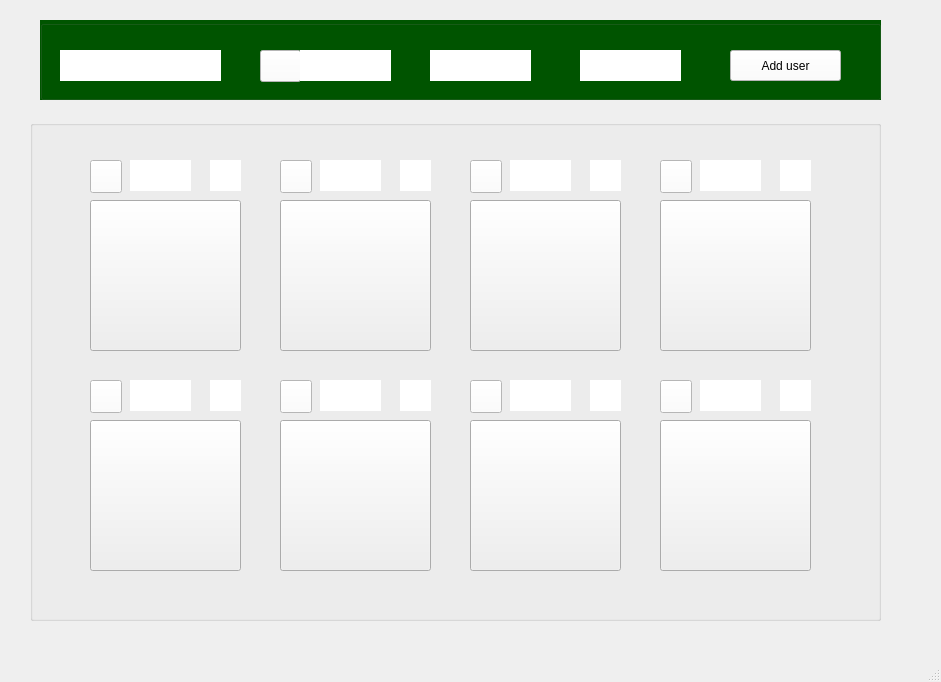
First picture: the form in gamepage.ui, repository KiarashDalir2003/FarmManagementProject, before the edit.
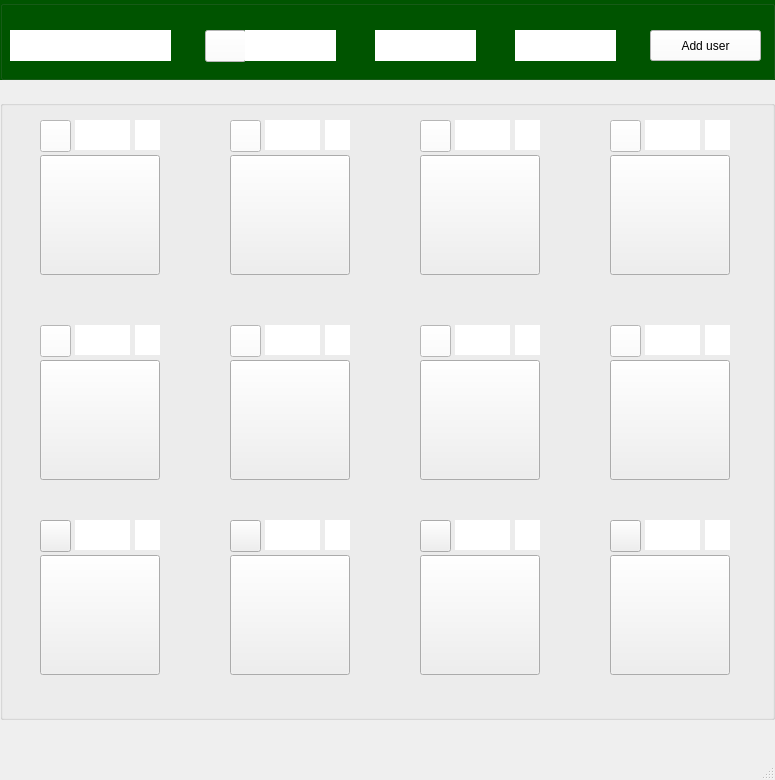
Second picture: the form after the edit. Icons and pictures are not drawn.

Commit message: edit graphic of the gameboard. number of farm increase to 12.

What changed in the file:
```diff
--- a/gamepage.ui
+++ b/gamepage.ui
@@ -6,8 +6,8 @@
    <rect>
     <x>0</x>
     <y>0</y>
-    <width>941</width>
-    <height>682</height>
+    <width>775</width>
+    <height>780</height>
    </rect>
   </property>
   <property name="windowTitle">
@@ -17,9 +17,9 @@
    <widget class="QGroupBox" name="toolBarGroupBox">
     <property name="geometry">
      <rect>
-      <x>40</x>
-      <y>20</y>
-      <width>841</width>
+      <x>0</x>
+      <y>0</y>
+      <width>775</width>
       <height>80</height>
      </rect>
     </property>
@@ -32,7 +32,7 @@
     <widget class="QLabel" name="userIconLabel">
      <property name="geometry">
       <rect>
-       <x>20</x>
+       <x>10</x>
        <y>30</y>
        <width>41</width>
        <height>31</height>
@@ -48,7 +48,7 @@
     <widget class="QLabel" name="usernameLabel">
      <property name="geometry">
       <rect>
-       <x>60</x>
+       <x>50</x>
        <y>30</y>
        <width>121</width>
        <height>31</height>
@@ -64,7 +64,7 @@
     <widget class="QPushButton" name="addWorkerbtn">
      <property name="geometry">
       <rect>
-       <x>220</x>
+       <x>205</x>
        <y>30</y>
        <width>41</width>
        <height>32</height>
@@ -80,7 +80,7 @@
     <widget class="QLabel" name="workerLabel">
      <property name="geometry">
       <rect>
-       <x>300</x>
+       <x>285</x>
        <y>30</y>
        <width>51</width>
        <height>31</height>
@@ -96,7 +96,7 @@
     <widget class="QLabel" name="timerLabel">
      <property name="geometry">
       <rect>
-       <x>430</x>
+       <x>415</x>
        <y>30</y>
        <width>61</width>
        <height>31</height>
@@ -118,7 +118,7 @@
     <widget class="QLabel" name="coinsLabel">
      <property name="geometry">
       <rect>
-       <x>580</x>
+       <x>555</x>
        <y>30</y>
        <width>61</width>
        <height>31</height>
@@ -134,7 +134,7 @@
     <widget class="QLabel" name="clockIconLabel">
      <property name="geometry">
       <rect>
-       <x>390</x>
+       <x>375</x>
        <y>30</y>
        <width>41</width>
        <height>31</height>
@@ -150,7 +150,7 @@
     <widget class="QLabel" name="coinIconLabel">
      <property name="geometry">
       <rect>
-       <x>540</x>
+       <x>515</x>
        <y>30</y>
        <width>41</width>
        <height>31</height>
@@ -166,7 +166,7 @@
     <widget class="QLabel" name="worketIconLabel">
      <property name="geometry">
       <rect>
-       <x>260</x>
+       <x>245</x>
        <y>30</y>
        <width>41</width>
        <height>31</height>
@@ -182,7 +182,7 @@
     <widget class="QPushButton" name="pushButton">
      <property name="geometry">
       <rect>
-       <x>690</x>
+       <x>650</x>
        <y>30</y>
        <width>111</width>
        <height>31</height>
@@ -200,10 +200,10 @@
    <widget class="QGroupBox" name="GameBoardGroupBox">
     <property name="geometry">
      <rect>
-      <x>30</x>
-      <y>120</y>
-      <width>851</width>
-      <height>501</height>
+      <x>0</x>
+      <y>100</y>
+      <width>775</width>
+      <height>620</height>
      </rect>
     </property>
     <property name="styleSheet">
@@ -218,10 +218,10 @@
     <widget class="QPushButton" name="Farm5btn">
      <property name="geometry">
       <rect>
-       <x>630</x>
-       <y>300</y>
-       <width>151</width>
-       <height>151</height>
+       <x>610</x>
+       <y>260</y>
+       <width>120</width>
+       <height>120</height>
       </rect>
      </property>
      <property name="text">
@@ -231,10 +231,10 @@
     <widget class="QPushButton" name="Farm6btn">
      <property name="geometry">
       <rect>
-       <x>440</x>
-       <y>300</y>
-       <width>151</width>
-       <height>151</height>
+       <x>420</x>
+       <y>260</y>
+       <width>120</width>
+       <height>120</height>
       </rect>
      </property>
      <property name="text">
@@ -244,10 +244,10 @@
     <widget class="QPushButton" name="Farm4btn">
      <property name="geometry">
       <rect>
-       <x>60</x>
-       <y>80</y>
-       <width>151</width>
-       <height>151</height>
+       <x>40</x>
+       <y>55</y>
+       <width>120</width>
+       <height>120</height>
       </rect>
      </property>
      <property name="text">
@@ -257,10 +257,10 @@
     <widget class="QPushButton" name="Farm8btn">
      <property name="geometry">
       <rect>
-       <x>60</x>
-       <y>300</y>
-       <width>151</width>
-       <height>151</height>
+       <x>40</x>
+       <y>260</y>
+       <width>120</width>
+       <height>120</height>
       </rect>
      </property>
      <property name="text">
@@ -270,10 +270,10 @@
     <widget class="QPushButton" name="Farm7btn">
      <property name="geometry">
       <rect>
-       <x>250</x>
-       <y>300</y>
-       <width>151</width>
-       <height>151</height>
+       <x>230</x>
+       <y>260</y>
+       <width>120</width>
+       <height>120</height>
       </rect>
      </property>
      <property name="text">
@@ -283,10 +283,10 @@
     <widget class="QPushButton" name="Farm3btn">
      <property name="geometry">
       <rect>
-       <x>250</x>
-       <y>80</y>
-       <width>151</width>
-       <height>151</height>
+       <x>230</x>
+       <y>55</y>
+       <width>120</width>
+       <height>120</height>
       </rect>
      </property>
      <property name="text">
@@ -296,10 +296,10 @@
     <widget class="QPushButton" name="Farm2btn">
      <property name="geometry">
       <rect>
-       <x>440</x>
-       <y>80</y>
-       <width>151</width>
-       <height>151</height>
+       <x>420</x>
+       <y>55</y>
+       <width>120</width>
+       <height>120</height>
       </rect>
      </property>
      <property name="text">
@@ -309,10 +309,10 @@
     <widget class="QPushButton" name="Farm1btn">
      <property name="geometry">
       <rect>
-       <x>630</x>
-       <y>80</y>
-       <width>151</width>
-       <height>151</height>
+       <x>610</x>
+       <y>55</y>
+       <width>120</width>
+       <height>120</height>
       </rect>
      </property>
      <property name="text">
@@ -322,10 +322,10 @@
     <widget class="QLabel" name="timeLabel_2">
      <property name="geometry">
       <rect>
-       <x>560</x>
-       <y>40</y>
-       <width>31</width>
-       <height>31</height>
+       <x>515</x>
+       <y>20</y>
+       <width>25</width>
+       <height>30</height>
       </rect>
      </property>
      <property name="styleSheet">
@@ -341,10 +341,10 @@
     <widget class="QLabel" name="timeLabel_4">
      <property name="geometry">
       <rect>
-       <x>180</x>
-       <y>40</y>
-       <width>31</width>
-       <height>31</height>
+       <x>135</x>
+       <y>20</y>
+       <width>25</width>
+       <height>30</height>
       </rect>
      </property>
      <property name="styleSheet">
@@ -360,10 +360,10 @@
     <widget class="QLabel" name="timeLabel_8">
      <property name="geometry">
       <rect>
-       <x>180</x>
-       <y>260</y>
-       <width>31</width>
-       <height>31</height>
+       <x>135</x>
+       <y>225</y>
+       <width>25</width>
+       <height>30</height>
       </rect>
      </property>
      <property name="styleSheet">
@@ -379,10 +379,10 @@
     <widget class="QLabel" name="timeLabel_6">
      <property name="geometry">
       <rect>
-       <x>560</x>
-       <y>260</y>
-       <width>31</width>
-       <height>31</height>
+       <x>515</x>
+       <y>225</y>
+       <width>25</width>
+       <height>30</height>
       </rect>
      </property>
      <property name="styleSheet">
@@ -398,10 +398,10 @@
     <widget class="QLabel" name="timeLabel_7">
      <property name="geometry">
       <rect>
-       <x>370</x>
-       <y>260</y>
-       <width>31</width>
-       <height>31</height>
+       <x>325</x>
+       <y>225</y>
+       <width>25</width>
+       <height>30</height>
       </rect>
      </property>
      <property name="styleSheet">
@@ -417,10 +417,10 @@
     <widget class="QLabel" name="timeLabel_5">
      <property name="geometry">
       <rect>
-       <x>750</x>
-       <y>260</y>
-       <width>31</width>
-       <height>31</height>
+       <x>705</x>
+       <y>225</y>
+       <width>25</width>
+       <height>30</height>
       </rect>
      </property>
      <property name="styleSheet">
@@ -436,10 +436,10 @@
     <widget class="QLabel" name="timeLabel_3">
      <property name="geometry">
       <rect>
-       <x>370</x>
-       <y>40</y>
-       <width>31</width>
-       <height>31</height>
+       <x>325</x>
+       <y>20</y>
+       <width>25</width>
+       <height>30</height>
       </rect>
      </property>
      <property name="styleSheet">
@@ -455,10 +455,10 @@
     <widget class="QLabel" name="coinLabel_2">
      <property name="geometry">
       <rect>
-       <x>480</x>
-       <y>40</y>
-       <width>31</width>
-       <height>31</height>
+       <x>455</x>
+       <y>20</y>
+       <width>30</width>
+       <height>30</height>
       </rect>
      </property>
      <property name="styleSheet">
@@ -471,10 +471,10 @@
     <widget class="QLabel" name="coinLabel_3">
      <property name="geometry">
       <rect>
-       <x>290</x>
-       <y>40</y>
-       <width>31</width>
-       <height>31</height>
+       <x>265</x>
+       <y>20</y>
+       <width>30</width>
+       <height>30</height>
       </rect>
      </property>
      <property name="styleSheet">
@@ -487,10 +487,10 @@
     <widget class="QLabel" name="coinLabel_4">
      <property name="geometry">
       <rect>
-       <x>100</x>
-       <y>40</y>
-       <width>31</width>
-       <height>31</height>
+       <x>75</x>
+       <y>20</y>
+       <width>30</width>
+       <height>30</height>
       </rect>
      </property>
      <property name="styleSheet">
@@ -503,10 +503,10 @@
     <widget class="QLabel" name="coinLabel_5">
      <property name="geometry">
       <rect>
-       <x>670</x>
-       <y>260</y>
-       <width>31</width>
-       <height>31</height>
+       <x>645</x>
+       <y>225</y>
+       <width>30</width>
+       <height>30</height>
       </rect>
      </property>
      <property name="styleSheet">
@@ -519,10 +519,10 @@
     <widget class="QLabel" name="coinLabel_6">
      <property name="geometry">
       <rect>
-       <x>480</x>
-       <y>260</y>
-       <width>31</width>
-       <height>31</height>
+       <x>455</x>
+       <y>225</y>
+       <width>30</width>
+       <height>30</height>
       </rect>
      </property>
      <property name="styleSheet">
@@ -535,10 +535,10 @@
     <widget class="QLabel" name="coinLabel_7">
      <property name="geometry">
       <rect>
-       <x>290</x>
-       <y>260</y>
-       <width>31</width>
-       <height>31</height>
+       <x>265</x>
+       <y>225</y>
+       <width>30</width>
+       <height>30</height>
       </rect>
      </property>
      <property name="styleSheet">
@@ -551,10 +551,10 @@
     <widget class="QLabel" name="coinLabel_8">
      <property name="geometry">
       <rect>
-       <x>100</x>
-       <y>260</y>
-       <width>31</width>
-       <height>31</height>
+       <x>75</x>
+       <y>225</y>
+       <width>30</width>
+       <height>30</height>
       </rect>
      </property>
      <property name="styleSheet">
@@ -567,10 +567,10 @@
     <widget class="QLabel" name="coinAmountLabel_2">
      <property name="geometry">
       <rect>
-       <x>510</x>
-       <y>40</y>
-       <width>31</width>
-       <height>31</height>
+       <x>485</x>
+       <y>20</y>
+       <width>25</width>
+       <height>30</height>
       </rect>
      </property>
      <property name="styleSheet">
@@ -586,10 +586,10 @@
     <widget class="QLabel" name="coinAmountLabel_3">
      <property name="geometry">
       <rect>
-       <x>320</x>
-       <y>40</y>
-       <width>31</width>
-       <height>31</height>
+       <x>295</x>
+       <y>20</y>
+       <width>25</width>
+       <height>30</height>
       </rect>
      </property>
      <property name="styleSheet">
@@ -605,10 +605,10 @@
     <widget class="QLabel" name="coinAmountLabel_4">
      <property name="geometry">
       <rect>
-       <x>130</x>
-       <y>40</y>
-       <width>31</width>
-       <height>31</height>
+       <x>105</x>
+       <y>20</y>
+       <width>25</width>
+       <height>30</height>
       </rect>
      </property>
      <property name="styleSheet">
@@ -624,10 +624,10 @@
     <widget class="QLabel" name="coinAmountLabel_5">
      <property name="geometry">
       <rect>
-       <x>700</x>
-       <y>260</y>
-       <width>31</width>
-       <height>31</height>
+       <x>675</x>
+       <y>225</y>
+       <width>25</width>
+       <height>30</height>
       </rect>
      </property>
      <property name="styleSheet">
@@ -643,10 +643,10 @@
     <widget class="QLabel" name="coinAmountLabel_6">
      <property name="geometry">
       <rect>
-       <x>510</x>
-       <y>260</y>
-       <width>31</width>
-       <height>31</height>
+       <x>485</x>
+       <y>225</y>
+       <width>25</width>
+       <height>30</height>
       </rect>
      </property>
      <property name="styleSheet">
@@ -662,10 +662,10 @@
     <widget class="QLabel" name="coinAmountLabel_8">
      <property name="geometry">
       <rect>
-       <x>130</x>
-       <y>260</y>
-       <width>31</width>
-       <height>31</height>
+       <x>105</x>
+       <y>225</y>
+       <width>25</width>
+       <height>30</height>
       </rect>
      </property>
      <property name="styleSheet">
@@ -681,10 +681,10 @@
     <widget class="QLabel" name="coinAmountLabel_7">
      <property name="geometry">
       <rect>
-       <x>320</x>
-       <y>260</y>
-       <width>31</width>
-       <height>31</height>
+       <x>295</x>
+       <y>225</y>
+       <width>25</width>
+       <height>30</height>
       </rect>
      </property>
      <property name="styleSheet">
@@ -700,10 +700,10 @@
     <widget class="QLabel" name="timeLabel_1">
      <property name="geometry">
       <rect>
-       <x>750</x>
-       <y>40</y>
-       <width>31</width>
-       <height>31</height>
+       <x>705</x>
+       <y>20</y>
+       <width>25</width>
+       <height>30</height>
       </rect>
      </property>
      <property name="styleSheet">
@@ -719,10 +719,10 @@
     <widget class="QLabel" name="coinLabel_1">
      <property name="geometry">
       <rect>
-       <x>670</x>
-       <y>40</y>
-       <width>31</width>
-       <height>31</height>
+       <x>645</x>
+       <y>20</y>
+       <width>30</width>
+       <height>30</height>
       </rect>
      </property>
      <property name="styleSheet">
@@ -735,10 +735,10 @@
     <widget class="QLabel" name="coinAmountLabel_1">
      <property name="geometry">
       <rect>
-       <x>700</x>
-       <y>40</y>
-       <width>31</width>
-       <height>31</height>
+       <x>675</x>
+       <y>20</y>
+       <width>25</width>
+       <height>30</height>
       </rect>
      </property>
      <property name="styleSheet">
@@ -754,10 +754,10 @@
     <widget class="QPushButton" name="productBTN_1">
      <property name="geometry">
       <rect>
-       <x>630</x>
-       <y>40</y>
-       <width>32</width>
-       <height>33</height>
+       <x>610</x>
+       <y>20</y>
+       <width>31</width>
+       <height>32</height>
       </rect>
      </property>
      <property name="styleSheet">
@@ -770,10 +770,10 @@
     <widget class="QPushButton" name="productBTN_2">
      <property name="geometry">
       <rect>
-       <x>440</x>
-       <y>40</y>
-       <width>32</width>
-       <height>33</height>
+       <x>420</x>
+       <y>20</y>
+       <width>31</width>
+       <height>32</height>
       </rect>
      </property>
      <property name="styleSheet">
@@ -786,10 +786,10 @@
     <widget class="QPushButton" name="productBTN_3">
      <property name="geometry">
       <rect>
-       <x>250</x>
-       <y>40</y>
-       <width>32</width>
-       <height>33</height>
+       <x>230</x>
+       <y>20</y>
+       <width>31</width>
+       <height>32</height>
       </rect>
      </property>
      <property name="styleSheet">
@@ -802,10 +802,10 @@
     <widget class="QPushButton" name="productBTN_4">
      <property name="geometry">
       <rect>
-       <x>60</x>
-       <y>40</y>
-       <width>32</width>
-       <height>33</height>
+       <x>40</x>
+       <y>20</y>
+       <width>31</width>
+       <height>32</height>
       </rect>
      </property>
      <property name="styleSheet">
@@ -818,10 +818,10 @@
     <widget class="QPushButton" name="productBTN_5">
      <property name="geometry">
       <rect>
-       <x>630</x>
-       <y>260</y>
-       <width>32</width>
-       <height>33</height>
+       <x>610</x>
+       <y>225</y>
+       <width>31</width>
+       <height>32</height>
       </rect>
      </property>
      <property name="styleSheet">
@@ -834,10 +834,10 @@
     <widget class="QPushButton" name="productBTN_6">
      <property name="geometry">
       <rect>
-       <x>440</x>
-       <y>260</y>
-       <width>32</width>
-       <height>33</height>
+       <x>420</x>
+       <y>225</y>
+       <width>31</width>
+       <height>32</height>
       </rect>
      </property>
      <property name="styleSheet">
@@ -850,10 +850,10 @@
     <widget class="QPushButton" name="productBTN_7">
      <property name="geometry">
       <rect>
-       <x>250</x>
-       <y>260</y>
-       <width>32</width>
-       <height>33</height>
+       <x>230</x>
+       <y>225</y>
+       <width>31</width>
+       <height>32</height>
       </rect>
      </property>
      <property name="styleSheet">
@@ -866,10 +866,306 @@
     <widget class="QPushButton" name="productBTN_8">
      <property name="geometry">
       <rect>
-       <x>60</x>
-       <y>260</y>
-       <width>32</width>
-       <height>33</height>
+       <x>40</x>
+       <y>225</y>
+       <width>31</width>
+       <height>32</height>
+      </rect>
+     </property>
+     <property name="styleSheet">
+      <string notr="true">background-color: rgb(255, 255, 255);</string>
+     </property>
+     <property name="text">
+      <string/>
+     </property>
+    </widget>
+    <widget class="QPushButton" name="Farm9btn">
+     <property name="geometry">
+      <rect>
+       <x>610</x>
+       <y>455</y>
+       <width>120</width>
+       <height>120</height>
+      </rect>
+     </property>
+     <property name="text">
+      <string/>
+     </property>
+    </widget>
+    <widget class="QPushButton" name="Farm10btn">
+     <property name="geometry">
+      <rect>
+       <x>420</x>
+       <y>455</y>
+       <width>120</width>
+       <height>120</height>
+      </rect>
+     </property>
+     <property name="text">
+      <string/>
+     </property>
+    </widget>
+    <widget class="QPushButton" name="Farm11btn">
+     <property name="geometry">
+      <rect>
+       <x>230</x>
+       <y>455</y>
+       <width>120</width>
+       <height>120</height>
+      </rect>
+     </property>
+     <property name="text">
+      <string/>
+     </property>
+    </widget>
+    <widget class="QPushButton" name="Farm12btn">
+     <property name="geometry">
+      <rect>
+       <x>40</x>
+       <y>455</y>
+       <width>120</width>
+       <height>120</height>
+      </rect>
+     </property>
+     <property name="text">
+      <string/>
+     </property>
+    </widget>
+    <widget class="QPushButton" name="productBTN_9">
+     <property name="geometry">
+      <rect>
+       <x>610</x>
+       <y>420</y>
+       <width>31</width>
+       <height>32</height>
+      </rect>
+     </property>
+     <property name="text">
+      <string/>
+     </property>
+    </widget>
+    <widget class="QPushButton" name="productBTN_10">
+     <property name="geometry">
+      <rect>
+       <x>420</x>
+       <y>420</y>
+       <width>31</width>
+       <height>32</height>
+      </rect>
+     </property>
+     <property name="text">
+      <string/>
+     </property>
+    </widget>
+    <widget class="QPushButton" name="productBTN_11">
+     <property name="geometry">
+      <rect>
+       <x>230</x>
+       <y>420</y>
+       <width>31</width>
+       <height>32</height>
+      </rect>
+     </property>
+     <property name="text">
+      <string/>
+     </property>
+    </widget>
+    <widget class="QPushButton" name="productBTN_12">
+     <property name="geometry">
+      <rect>
+       <x>40</x>
+       <y>420</y>
+       <width>31</width>
+       <height>32</height>
+      </rect>
+     </property>
+     <property name="text">
+      <string/>
+     </property>
+    </widget>
+    <widget class="QLabel" name="coinLabel_12">
+     <property name="geometry">
+      <rect>
+       <x>75</x>
+       <y>420</y>
+       <width>30</width>
+       <height>30</height>
+      </rect>
+     </property>
+     <property name="styleSheet">
+      <string notr="true">background-color: rgb(255, 255, 255);</string>
+     </property>
+     <property name="text">
+      <string/>
+     </property>
+    </widget>
+    <widget class="QLabel" name="coinLabel_11">
+     <property name="geometry">
+      <rect>
+       <x>265</x>
+       <y>420</y>
+       <width>30</width>
+       <height>30</height>
+      </rect>
+     </property>
+     <property name="styleSheet">
+      <string notr="true">background-color: rgb(255, 255, 255);</string>
+     </property>
+     <property name="text">
+      <string/>
+     </property>
+    </widget>
+    <widget class="QLabel" name="coinLabel_10">
+     <property name="geometry">
+      <rect>
+       <x>455</x>
+       <y>420</y>
+       <width>30</width>
+       <height>30</height>
+      </rect>
+     </property>
+     <property name="styleSheet">
+      <string notr="true">background-color: rgb(255, 255, 255);</string>
+     </property>
+     <property name="text">
+      <string/>
+     </property>
+    </widget>
+    <widget class="QLabel" name="coinLabel_9">
+     <property name="geometry">
+      <rect>
+       <x>645</x>
+       <y>420</y>
+       <width>30</width>
+       <height>30</height>
+      </rect>
+     </property>
+     <property name="styleSheet">
+      <string notr="true">background-color: rgb(255, 255, 255);</string>
+     </property>
+     <property name="text">
+      <string/>
+     </property>
+    </widget>
+    <widget class="QLabel" name="coinAmountLabel_12">
+     <property name="geometry">
+      <rect>
+       <x>105</x>
+       <y>420</y>
+       <width>25</width>
+       <height>30</height>
+      </rect>
+     </property>
+     <property name="styleSheet">
+      <string notr="true">background-color: rgb(255, 255, 255);</string>
+     </property>
+     <property name="text">
+      <string/>
+     </property>
+    </widget>
+    <widget class="QLabel" name="coinAmountLabel_11">
+     <property name="geometry">
+      <rect>
+       <x>295</x>
+       <y>420</y>
+       <width>25</width>
+       <height>30</height>
+      </rect>
+     </property>
+     <property name="styleSheet">
+      <string notr="true">background-color: rgb(255, 255, 255);</string>
+     </property>
+     <property name="text">
+      <string/>
+     </property>
+    </widget>
+    <widget class="QLabel" name="coinAmountLabel_10">
+     <property name="geometry">
+      <rect>
+       <x>485</x>
+       <y>420</y>
+       <width>25</width>
+       <height>30</height>
+      </rect>
+     </property>
+     <property name="styleSheet">
+      <string notr="true">background-color: rgb(255, 255, 255);</string>
+     </property>
+     <property name="text">
+      <string/>
+     </property>
+    </widget>
+    <widget class="QLabel" name="coinAmountLabel_9">
+     <property name="geometry">
+      <rect>
+       <x>675</x>
+       <y>420</y>
+       <width>25</width>
+       <height>30</height>
+      </rect>
+     </property>
+     <property name="styleSheet">
+      <string notr="true">background-color: rgb(255, 255, 255);</string>
+     </property>
+     <property name="text">
+      <string/>
+     </property>
+    </widget>
+    <widget class="QLabel" name="timeLabel_12">
+     <property name="geometry">
+      <rect>
+       <x>135</x>
+       <y>420</y>
+       <width>25</width>
+       <height>30</height>
+      </rect>
+     </property>
+     <property name="styleSheet">
+      <string notr="true">background-color: rgb(255, 255, 255);</string>
+     </property>
+     <property name="text">
+      <string/>
+     </property>
+    </widget>
+    <widget class="QLabel" name="timeLabel_11">
+     <property name="geometry">
+      <rect>
+       <x>325</x>
+       <y>420</y>
+       <width>25</width>
+       <height>30</height>
+      </rect>
+     </property>
+     <property name="styleSheet">
+      <string notr="true">background-color: rgb(255, 255, 255);</string>
+     </property>
+     <property name="text">
+      <string/>
+     </property>
+    </widget>
+    <widget class="QLabel" name="timeLabel_10">
+     <property name="geometry">
+      <rect>
+       <x>515</x>
+       <y>420</y>
+       <width>25</width>
+       <height>30</height>
+      </rect>
+     </property>
+     <property name="styleSheet">
+      <string notr="true">background-color: rgb(255, 255, 255);</string>
+     </property>
+     <property name="text">
+      <string/>
+     </property>
+    </widget>
+    <widget class="QLabel" name="timeLabel_9">
+     <property name="geometry">
+      <rect>
+       <x>705</x>
+       <y>420</y>
+       <width>25</width>
+       <height>30</height>
       </rect>
      </property>
      <property name="styleSheet">
```
Left out of the diff: 7 changed lines with no effect on the pictures. The commit also changes 4 other files.
